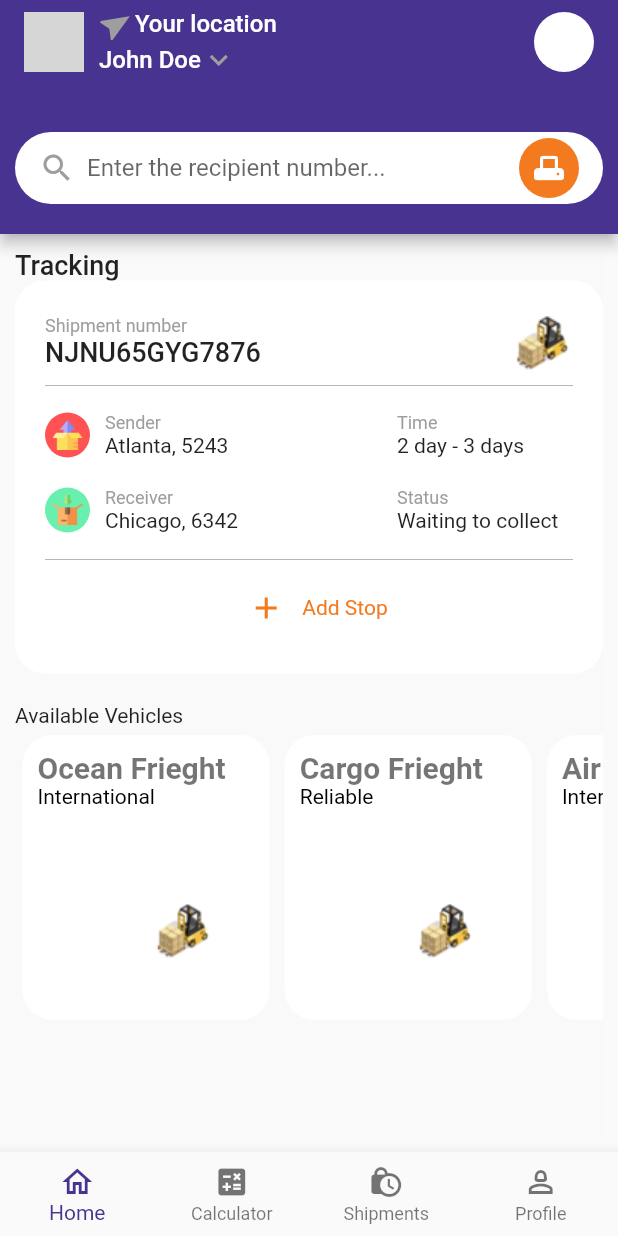
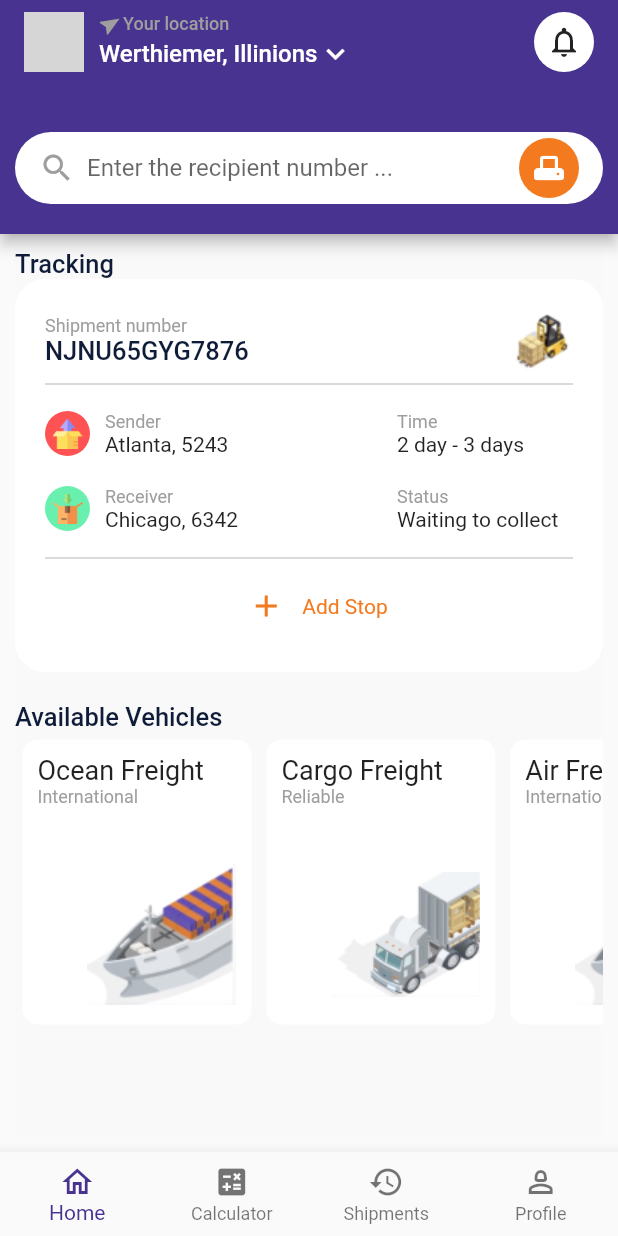
Before and after one commit to briankibiku/movemate, a Flutter app: the screen it shows after launch, on a phone screen of 412 x 824 dp. Run offline on Flutter 3.47's test engine with Material 2 defaults, Android fonts, the phone set to English and light mode, and no system bars; our stand-ins replace dio, freezed_annotation; network calls fail; grey boxes are pictures that could not be loaded.

Commit message:
harmonize design and match fonts and colors

```diff
--- a/lib/config/theme/theme.dart
+++ b/lib/config/theme/theme.dart
@@ -9,8 +9,14 @@ class AppThemes {
 
 class AppTextStyles {
   static const TextStyle mainHeadingTextStyle = TextStyle(
+    fontSize: 17,
+    fontWeight: FontWeight.w500,
+    color: Color(0xFF0f1c39),
+  );
+  static const TextStyle sublteHeadingTextStyle = TextStyle(
     fontSize: 18,
-    fontWeight: FontWeight.w500,
+    fontWeight: FontWeight.w400,
+    color: Colors.black87,
   );
   static const TextStyle subHeadingTextStyle = TextStyle(
     fontSize: 18,
@@ -22,5 +28,7 @@ class AppTextStyles {
   );
   static const TextStyle metaDataTextStyle =
       TextStyle(fontSize: 12, color: Colors.grey);
+  static const TextStyle metaTextStyle =
+      TextStyle(fontSize: 14, fontWeight: FontWeight.w800, color: Colors.grey);
   static const TextStyle normalTextStyle = TextStyle(fontSize: 14);
 }
--- a/lib/features/homepage/presentation/pages/home/home_page.dart
+++ b/lib/features/homepage/presentation/pages/home/home_page.dart
@@ -1,4 +1,5 @@
 import 'package:flutter/material.dart';
+import 'package:movemate/config/theme/theme.dart';
 import 'package:movemate/features/calculator/presentation/pages/calculator.dart';
 import 'package:movemate/features/homepage/presentation/widgets/freight_management_widget.dart';
 import 'package:movemate/features/homepage/presentation/widgets/shipments_tracking_widget.dart';
@@ -20,7 +21,7 @@ class _HomePageState extends State<HomePage> {
     const HomePageContent(),
     const Calculator(),
     const Shipments(),
-    const Profile(),
+    // const Profile(),
   ];
   @override
   Widget build(BuildContext context) {
@@ -42,7 +43,7 @@ class _HomePageState extends State<HomePage> {
             label: 'Calculator',
           ),
           BottomNavigationBarItem(
-            icon: Icon(Icons.lock_clock),
+            icon: Icon(Icons.history),
             label: 'Shipments',
           ),
           BottomNavigationBarItem(
@@ -116,9 +117,9 @@ class HomePageContent extends StatelessWidget {
           const Expanded(
             child: TextField(
               decoration: InputDecoration(
-                hintText: 'Enter the recipient number...',
-                border: InputBorder.none,
-              ),
+                  hintText: 'Enter the recipient number ...',
+                  border: InputBorder.none,
+                  labelStyle: AppTextStyles.metaTextStyle),
             ),
           ),
           const SizedBox(width: 8.0),
@@ -166,24 +167,25 @@ class HomePageContent extends StatelessWidget {
                         angle: 45,
                         child: const Icon(
                           Icons.navigation_sharp,
+                          size: 16,
                           color: Colors.grey, // Icon color
                         ),
                       ),
                       const Text(
                         'Your location',
-                        style: TextStyle(fontSize: 16),
+                        style: AppTextStyles.metaDataTextStyle,
                       ),
                     ],
                   ),
                   const Row(
                     children: [
                       Text(
-                        'John Doe',
+                        'Werthiemer, Illinions',
                         style: TextStyle(fontSize: 16),
                       ),
                       Icon(
                         Icons.keyboard_arrow_down_sharp,
-                        color: Colors.grey, // Icon color
+                        color: Colors.white, // Icon color
                       ),
                     ],
                   ),
@@ -201,7 +203,10 @@ class HomePageContent extends StatelessWidget {
               borderRadius: BorderRadius.all(Radius.circular(50))),
           child: Center(
             child: IconButton(
-              icon: const Icon(Icons.notifications_outlined),
+              icon: const Icon(
+                Icons.notifications_outlined,
+                color: Colors.black87,
+              ),
               onPressed: () {},
             ),
           ),
--- a/lib/features/homepage/presentation/widgets/freight_management_widget.dart
+++ b/lib/features/homepage/presentation/widgets/freight_management_widget.dart
@@ -1,4 +1,6 @@
 import 'package:flutter/material.dart';
+
+import '../../../../config/theme/theme.dart';
 
 class FreightManagementWidget extends StatelessWidget {
   const FreightManagementWidget({super.key});
@@ -8,7 +10,12 @@ class FreightManagementWidget extends StatelessWidget {
     return const Column(
       children: [
         Align(
-            alignment: Alignment.centerLeft, child: Text('Available Vehicles')),
+          alignment: Alignment.centerLeft,
+          child: Text(
+            'Available Vehicles',
+            style: AppTextStyles.mainHeadingTextStyle,
+          ),
+        ),
         HorizontalCardList()
       ],
     );
@@ -22,24 +29,24 @@ class HorizontalCardList extends StatelessWidget {
   Widget build(BuildContext context) {
     List<Map<String, dynamic>> availableFreights = [
       {
-        'freightType': 'Ocean Frieght',
+        'freightType': 'Ocean Freight',
         'availablility': 'International',
-        'imageUrl': 'assets/images/forklift.png',
+        'imageUrl': 'assets/images/ship.png',
       },
       {
-        'freightType': 'Cargo Frieght',
+        'freightType': 'Cargo Freight',
         'availablility': 'Reliable',
-        'imageUrl': 'assets/images/forklift.png',
+        'imageUrl': 'assets/images/track.png',
       },
       {
-        'freightType': 'Air Frieght',
+        'freightType': 'Air Freight',
         'availablility': 'International',
-        'imageUrl': 'assets/images/forklift.png',
+        'imageUrl': 'assets/images/ship.png',
       },
       {
-        'freightType': 'Space Frieght',
+        'freightType': 'Space Freight',
         'availablility': 'Spartial',
-        'imageUrl': 'assets/images/forklift.png',
+        'imageUrl': 'assets/images/track.png',
       },
     ];
     return SizedBox(
@@ -76,10 +83,10 @@ class CardItem extends StatelessWidget {
   Widget build(BuildContext context) {
     return Container(
       margin: const EdgeInsets.all(5.0),
-      width: MediaQuery.of(context).size.width / 2.5,
+      width: MediaQuery.of(context).size.width / 2.7,
       decoration: const BoxDecoration(
           color: Colors.white,
-          borderRadius: BorderRadius.all(Radius.circular(20))),
+          borderRadius: BorderRadius.all(Radius.circular(10))),
       // elevation: 4.0,
       child: Padding(
         padding: const EdgeInsets.all(10.0),
@@ -93,18 +100,11 @@ class CardItem extends StatelessWidget {
               children: [
                 Text(
                   freightType,
-                  style: const TextStyle(
-                    color: Colors.black54,
-                    fontSize: 20.0,
-                    fontWeight: FontWeight.bold,
-                  ),
+                  style: AppTextStyles.sublteHeadingTextStyle,
                 ),
                 Text(
                   availablility,
-                  style: const TextStyle(
-                    color: Colors.black,
-                    fontSize: 14.0,
-                  ),
+                  style: AppTextStyles.metaDataTextStyle,
                 ),
               ],
             ),
```
Also changed, not shown: assets/images/ship.png (added), assets/images/track.png (added).
